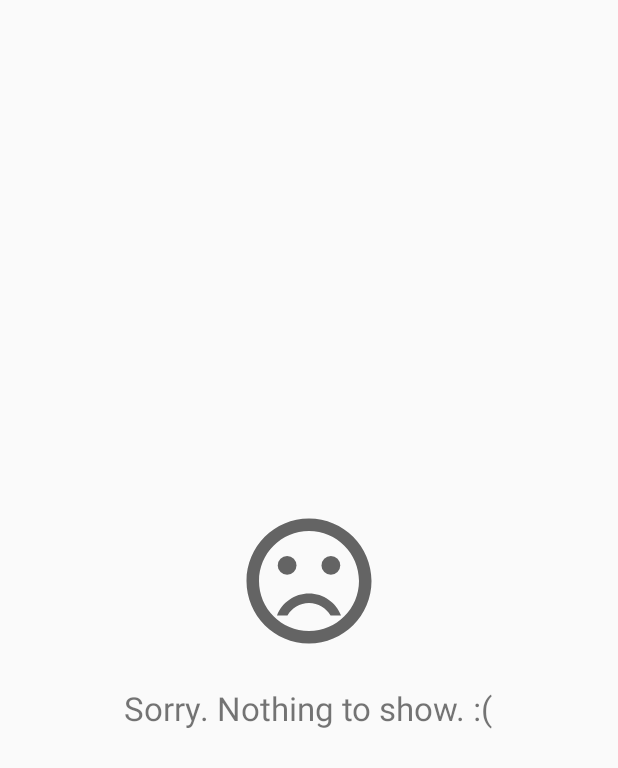
After one commit to ngdthanh2000/smart_food_court_system, an Android app: the layout empty_month.xml on its own in the app's theme, with its tools: preview values and no code run, on a phone screen of 412 x 824 dp. The commit adds this screen. Shown: the top 768 px of the screen. Run offline under Robolectric (Android 15) with nearby library versions, the phone set to English and light mode, and no system bars; Roboto replaces fonts that are not available here.

Commit message:
Fix bugs. Display vendor info by month.

```diff
--- a/Demo/app/src/main/AndroidManifest.xml
+++ b/Demo/app/src/main/AndroidManifest.xml
@@ -13,8 +13,7 @@
         android:roundIcon="@mipmap/ic_launcher_round"
         android:supportsRtl="true"
         android:theme="@style/AppTheme">
-        <activity android:name=".CreateReport"></activity>
-        <activity android:name=".createReport" />
+        <activity android:name=".CreateReport" />
         <activity
             android:name=".MainUI"
             android:theme="@style/AppTheme.NoActionBar" />
--- /dev/null
+++ b/Demo/app/src/main/res/drawable/ic_baseline_sentiment_very_dissatisfied_24.xml
@@ -0,0 +1,16 @@
+<vector xmlns:android="http://schemas.android.com/apk/res/android"
+    android:width="24dp"
+    android:height="24dp"
+    android:viewportWidth="24"
+    android:viewportHeight="24"
+    android:tint="?attr/colorControlNormal">
+  <path
+      android:fillColor="@android:color/white"
+      android:pathData="M15.5,9.5m-1.5,0a1.5,1.5 0,1 1,3 0a1.5,1.5 0,1 1,-3 0"/>
+  <path
+      android:fillColor="@android:color/white"
+      android:pathData="M8.5,9.5m-1.5,0a1.5,1.5 0,1 1,3 0a1.5,1.5 0,1 1,-3 0"/>
+  <path
+      android:fillColor="@android:color/white"
+      android:pathData="M11.99,2C6.47,2 2,6.48 2,12s4.47,10 9.99,10C17.52,22 22,17.52 22,12S17.52,2 11.99,2zM12,20c-4.42,0 -8,-3.58 -8,-8s3.58,-8 8,-8 8,3.58 8,8 -3.58,8 -8,8zM12,14c-2.33,0 -4.32,1.45 -5.12,3.5h1.67c0.69,-1.19 1.97,-2 3.45,-2s2.75,0.81 3.45,2h1.67c-0.8,-2.05 -2.79,-3.5 -5.12,-3.5z"/>
+</vector>
--- /dev/null
+++ b/Demo/app/src/main/res/layout/empty_month.xml
@@ -0,0 +1,30 @@
+<?xml version="1.0" encoding="utf-8"?>
+<androidx.constraintlayout.widget.ConstraintLayout
+    xmlns:android="http://schemas.android.com/apk/res/android"
+    xmlns:app="http://schemas.android.com/apk/res-auto"
+    xmlns:tools="http://schemas.android.com/tools"
+    android:layout_width="match_parent"
+    android:layout_height="match_parent">
+
+    <LinearLayout
+        android:layout_width="match_parent"
+        android:layout_height="match_parent"
+        android:orientation="vertical"
+        android:gravity="center">
+
+        <ImageView
+        android:id="@+id/imageView"
+        android:layout_width="100dp"
+        android:layout_height="100dp"
+            android:layout_marginBottom="10dp"
+        app:srcCompat="@drawable/ic_baseline_sentiment_very_dissatisfied_24"/>
+
+        <TextView
+        android:id="@+id/textView"
+        android:layout_width="wrap_content"
+        android:layout_height="wrap_content"
+            android:textSize="22sp"
+            android:layout_marginTop="10dp"
+        android:text="Sorry. Nothing to show. :(" />
+    </LinearLayout>
+</androidx.constraintlayout.widget.ConstraintLayout>
```
Also changed, not shown: Demo/app/src/main/java/com/example/demo/FoodReport.java (+26 -34 lines), Demo/app/src/main/java/com/example/demo/MainUI.java (+45 -21 lines), Demo/app/src/main/java/com/example/demo/MonthFragment.java (+25 -5 lines), Demo/app/src/main/java/com/example/demo/ObjectAdapter.java (+14 -4 lines), Demo/app/src/main/java/com/example/demo/ReportFragment.java (+25 -64 lines), Demo/app/src/main/java/com/example/demo/SignIn.java (+18 -6 lines), Demo/app/gradle/wrapper/gradle-wrapper.properties (added), 3 other files.
